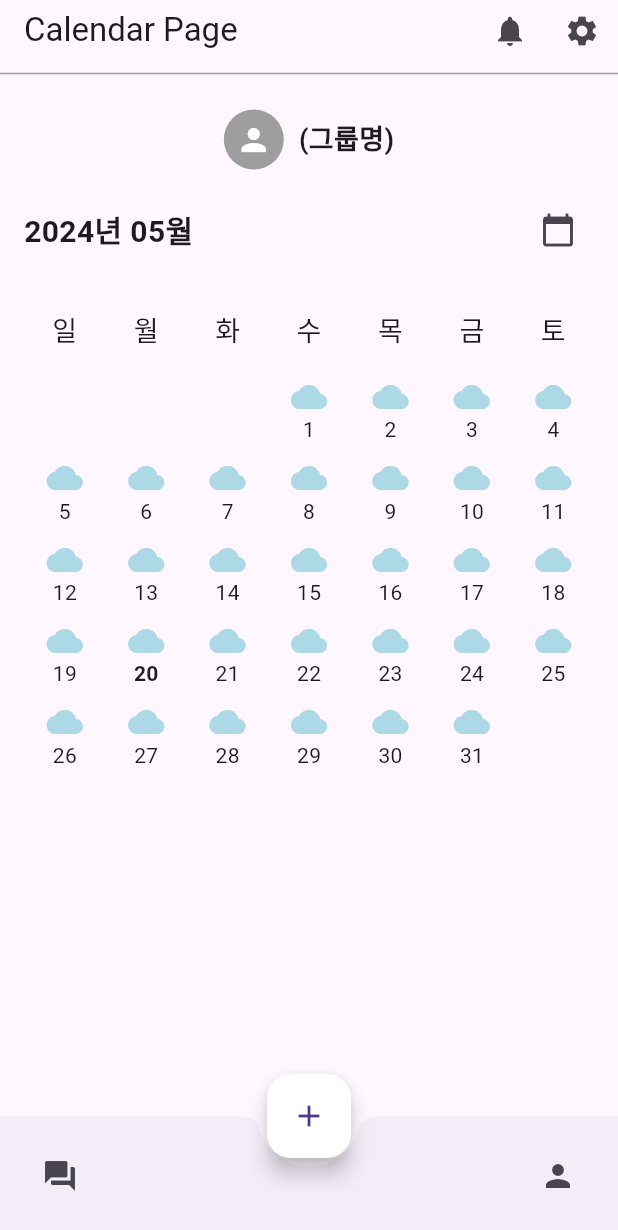
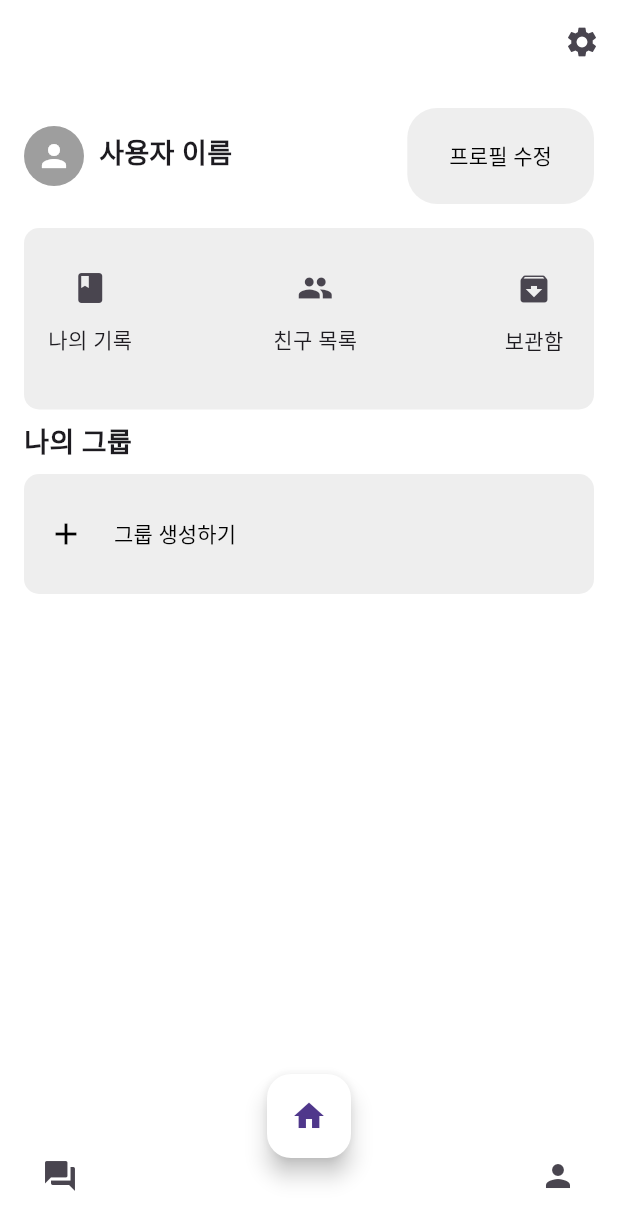
Before and after one commit to dmsdn02/memoria, a Flutter app: the screen it shows after launch, after a tap on the "person" icon, on a phone screen of 412 x 824 dp. Shown: the top 1230 px of the screen. Run offline on Flutter 3.47's test engine with Material 3 defaults, Android fonts, the phone set to English and light mode, and no system bars; our stand-ins replace cloud_firestore, firebase_auth, firebase_core; accounts and stored records are empty.

Commit message:
(page) mypage, setting, appbar 페이지 생성 및 디자인 수정

```diff
--- a/lib/add/mypage.dart
+++ b/lib/add/mypage.dart
@@ -0,0 +1,210 @@
+import 'package:flutter/material.dart';
+import '../mainpage/calendar.dart';
+import 'setting.dart';
+
+class MyPage extends StatelessWidget {
+  @override
+  Widget build(BuildContext context) {
+    return Scaffold(
+      backgroundColor: Colors.white, // 화면 배경색 흰색으로 변경
+      appBar: AppBar(
+        actions: [
+          IconButton(
+            icon: Icon(Icons.settings),
+            onPressed: () {
+              Navigator.push(
+                context,
+                MaterialPageRoute(builder: (context) => SettingPage()),
+              );
+            },
+          ),
+        ],
+        backgroundColor: Colors.white,
+        elevation: 0,
+        automaticallyImplyLeading: false,
+      ),
+      body: Column(
+        crossAxisAlignment: CrossAxisAlignment.start,
+        children: [
+          Padding(
+            padding: const EdgeInsets.all(16.0),
+            child: Row(
+              children: [
+                CircleAvatar(
+                  backgroundColor: Colors.grey,
+                  child: Icon(Icons.person, color: Colors.white),
+                ),
+                SizedBox(width: 10),
+                Expanded(
+                  child: Column(
+                    crossAxisAlignment: CrossAxisAlignment.start,
+                    children: [
+                      Text(
+                        "사용자 이름",
+                        style: TextStyle(fontSize: 18, fontWeight: FontWeight.bold),
+                      ),
+                      SizedBox(height: 4),
+                    ],
+                  ),
+                ),
+                Container(
+                  padding: EdgeInsets.symmetric(vertical: 8, horizontal: 16),
+                  decoration: BoxDecoration(
+                    color: Colors.grey[200],
+                    borderRadius: BorderRadius.circular(20),
+                  ),
+                  child: TextButton(
+                    onPressed: () {
+                      // 프로필 수정 기능
+                    },
+                    child: Text(
+                      "프로필 수정",
+                      style: TextStyle(color: Colors.black),
+                    ),
+                  ),
+                ),
+              ],
+            ),
+          ),
+          Container(
+            margin: EdgeInsets.symmetric(horizontal: 16.0),
+            padding: EdgeInsets.all(16.0),
+            decoration: BoxDecoration(
+              color: Colors.grey[200],
+              borderRadius: BorderRadius.circular(10.0),
+            ),
+            child: Column(
+              children: [
+                Row(
+                  mainAxisAlignment: MainAxisAlignment.spaceBetween,
+                  children: [
+                    Column(
+                      children: [
+                        IconButton(
+                          icon: Icon(Icons.book),
+                          onPressed: () {
+                            // 나의 기록 기능
+                          },
+                        ),
+                        Text("나의 기록"),
+                      ],
+                    ),
+                    Column(
+                      children: [
+                        IconButton(
+                          icon: Icon(Icons.people),
+                          onPressed: () {
+                            // 친구 목록 기능
+                          },
+                        ),
+                        Text("친구 목록"),
+                      ],
+                    ),
+                    Column(
+                      children: [
+                        IconButton(
+                          icon: Icon(Icons.archive),
+                          onPressed: () {
+                            // 보관함 기능
+                          },
+                        ),
+                        Text("보관함"),
+                      ],
+                    ),
+                  ],
+                ),
+                SizedBox(height: 20),
+              ],
+            ),
+          ),
+          Padding(
+            padding: const EdgeInsets.symmetric(horizontal: 16.0, vertical: 8.0),
+            child: Text(
+              "나의 그룹",
+              style: TextStyle(fontSize: 18, fontWeight: FontWeight.bold),
+            ),
+          ),
+          Container(
+            margin: EdgeInsets.symmetric(horizontal: 16.0),
+            padding: EdgeInsets.all(16.0),
+            decoration: BoxDecoration(
+              color: Colors.grey[200],
+              borderRadius: BorderRadius.circular(10.0),
+            ),
+            child: Row(
+              children: [
+                Icon(Icons.add, color: Colors.black),
+                SizedBox(width: 8),
+                TextButton(
+                  onPressed: () {
+                    // 그룹 생성하기 기능
+                  },
+                  child: Text(
+                    "그룹 생성하기",
+                    style: TextStyle(color: Colors.black),
+                  ),
+                ),
+              ],
+            ),
+          ),
+        ],
+      ),
+      floatingActionButton: FloatingActionButton(
+        onPressed: () {
+          Navigator.push(
+            context,
+            MaterialPageRoute(builder: (context) => CalendarPage()),
+          );
+        },
+        child: Icon(Icons.home),
+        backgroundColor: Colors.white,
+      ),
+      floatingActionButtonLocation: FloatingActionButtonLocation.centerDocked,
+      bottomNavigationBar: BottomAppBar(
+        shape: CircularNotchedRectangle(),
+        notchMargin: 6.0,
+        color: Colors.white,
+        child: Row(
+          mainAxisAlignment: MainAxisAlignment.spaceBetween,
+          children: [
+            IconButton(
+              icon: Icon(Icons.question_answer),
+              onPressed: () {
+                Navigator.push(
+                  context,
+                  MaterialPageRoute(builder: (context) => QuestionAnswerPage()),
+                );
+              },
+            ),
+            SizedBox(width: 40), // 플러스 아이콘 공간
+            IconButton(
+              icon: Icon(Icons.person),
+              onPressed: () {
+                // MyPage로 이동 (현재 페이지)
+                Navigator.pushReplacement(
+                  context,
+                  MaterialPageRoute(builder: (context) => MyPage()),
+                );
+              },
+            ),
+          ],
+        ),
+      ),
+    );
+  }
+}
+
+class QuestionAnswerPage extends StatelessWidget {
+  @override
+  Widget build(BuildContext context) {
+    return Scaffold(
+      backgroundColor: Colors.white,
+      appBar: AppBar(
+        title: Text("Question & Answer"),
+      ),
+      body: Center(
+        child: Text("This is the Question & Answer page."),
+      ),
+    );
+  }
+}
--- a/lib/mainpage/calendar.dart
+++ b/lib/mainpage/calendar.dart
@@ -1,6 +1,9 @@
 import 'package:flutter/material.dart';
 import 'package:intl/intl.dart';
 import 'package:memoria/mainpage/create_post.dart';
+
+import '../add/mypage.dart';
+import '../add/setting.dart';
 
 class CalendarPage extends StatefulWidget {
   @override
@@ -16,6 +19,7 @@ class _CalendarPageState extends State<CalendarPage> {
     String currentYearMonth = DateFormat('yyyy년 MM월').format(selectedDate);
 
     return Scaffold(
+      backgroundColor: Colors.white, // 배경색 흰색으로 변경
       appBar: AppBar(
         title: Text('Calendar Page'),
         actions: [
@@ -28,14 +32,21 @@ class _CalendarPageState extends State<CalendarPage> {
           IconButton(
             icon: Icon(Icons.settings),
             onPressed: () {
-              // 설정 기능
+              Navigator.push(
+                context,
+                MaterialPageRoute(builder: (context) => SettingPage()),
+              );
             },
           ),
+
         ],
         bottom: PreferredSize(
           preferredSize: Size.fromHeight(1.0),
           child: Divider(color: Colors.grey), // 회색 구분선
         ),
+        // 틴트 제거
+        backgroundColor: Colors.transparent,
+        elevation: 0,
       ),
       body: Column(
         crossAxisAlignment: CrossAxisAlignment.center,
@@ -83,6 +94,7 @@ class _CalendarPageState extends State<CalendarPage> {
       bottomNavigationBar: BottomAppBar(
         shape: CircularNotchedRectangle(),
         notchMargin: 6.0,
+        color: Colors.white, // 하단바 배경색 흰색으로 변경
         child: Row(
           mainAxisAlignment: MainAxisAlignment.spaceBetween,
           children: [
@@ -96,7 +108,10 @@ class _CalendarPageState extends State<CalendarPage> {
             IconButton(
               icon: Icon(Icons.person),
               onPressed: () {
-                // 사람 아이콘 기능
+                Navigator.push(
+                  context,
+                  MaterialPageRoute(builder: (context) => MyPage()), // MyPage로 이동
+                );
               },
             ),
           ],
```
Also changed, not shown: lib/add/appbar.dart (added, +44 -0 lines), lib/add/setting.dart (+154 -0 lines).
